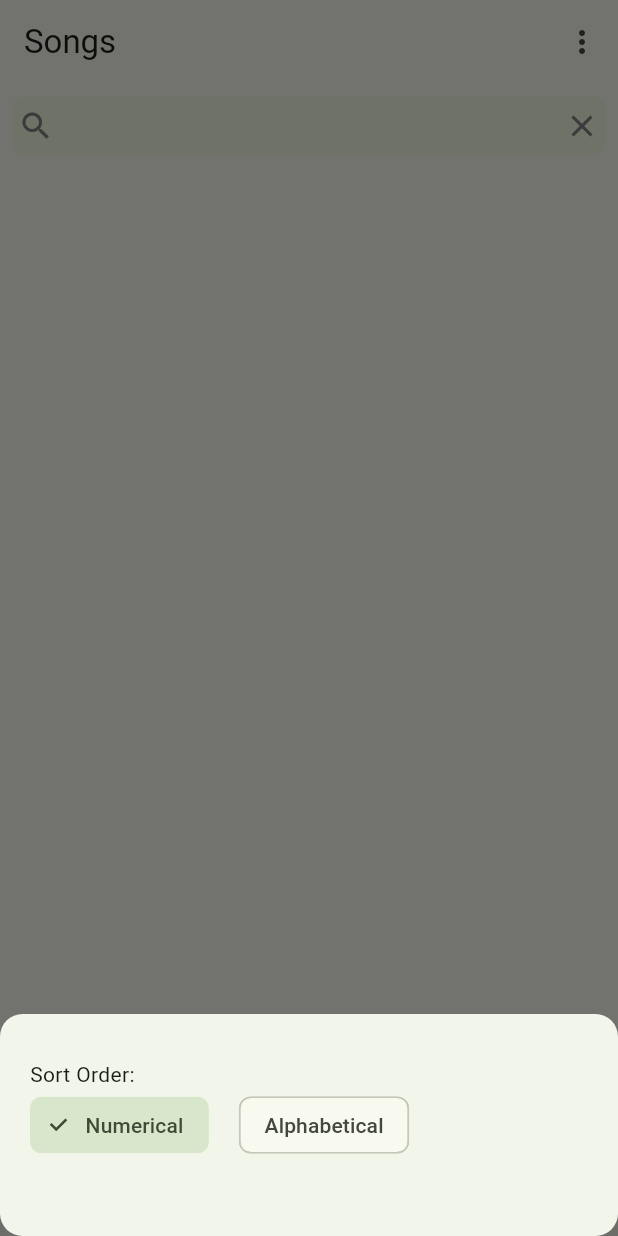
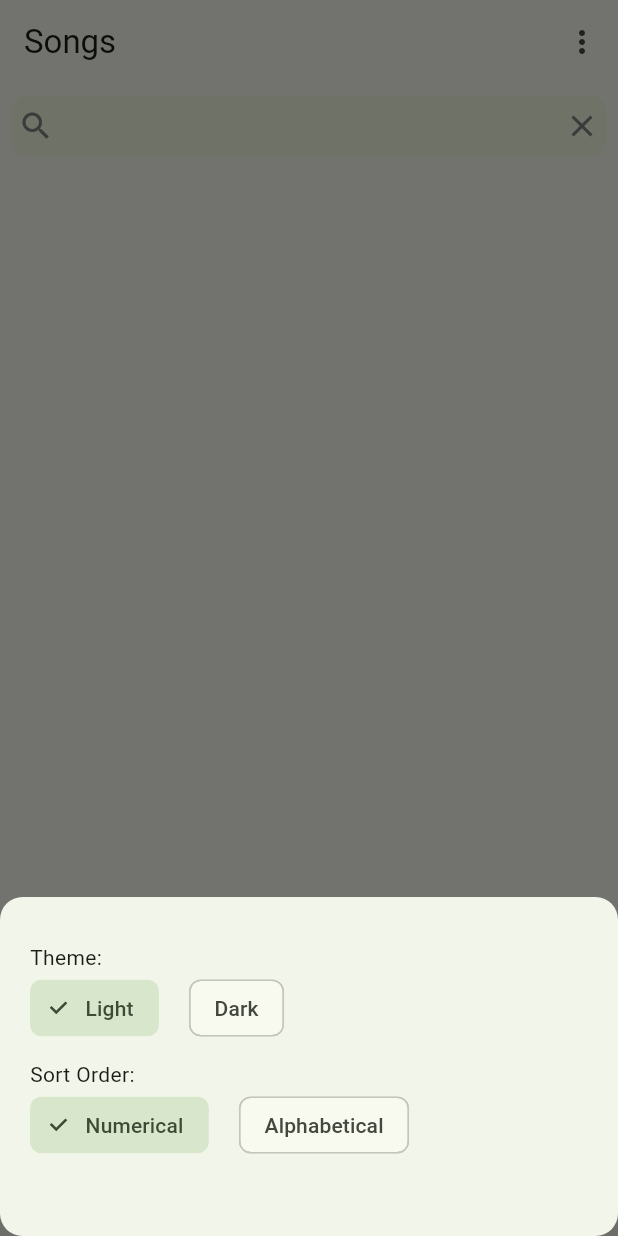
Before and after one commit to NgoniMujuru/believers_songbook, a Flutter app: the screen it shows after launch, after a tap on the "more vert" icon, on a phone screen of 412 x 824 dp. Run offline on Flutter 3.47's test engine with Material 2 defaults, Android fonts, the phone set to English and light mode, and no system bars; our stand-ins replace csv, firebase_core, shared_preferences; missing offline and left inert: alphabet_scroll_view, fuzzywuzzy; accounts and stored records are empty.

Commit message:
feat: material theme dark dynamic dark mode

```diff
--- a/lib/main.dart
+++ b/lib/main.dart
@@ -1,4 +1,5 @@
 import 'package:believers_songbook/providers/main_page_settings.dart';
+import 'package:believers_songbook/providers/theme_settings.dart';
 import 'package:flutter/material.dart';
 import 'package:provider/provider.dart';
 import 'app_pages.dart';
@@ -13,6 +14,7 @@ Future<void> main() async {
   runApp(MultiProvider(providers: [
     ChangeNotifierProvider(create: (context) => SongSettings()),
     ChangeNotifierProvider(create: (context) => MainPageSettings()),
+    ChangeNotifierProvider(create: (context) => ThemeSettings()),
     ListenableProvider(create: (context) => SongBookSettings())
   ], child: MyApp()));
 }
@@ -25,11 +27,18 @@ class MyApp extends StatelessWidget {
 
   @override
   Widget build(BuildContext context) {
-    return MaterialApp(
+    return Consumer<ThemeSettings>(
+      builder: (context, themeSettings, child) => MaterialApp(
         theme: ThemeData(
           useMaterial3: true,
           colorSchemeSeed: Styles.themeColor,
         ),
+        darkTheme: ThemeData(
+          useMaterial3: true,
+          colorSchemeSeed: Styles.themeColor,
+          brightness: Brightness.dark,
+        ),
+        themeMode: themeSettings.isDarkMode ? ThemeMode.dark : ThemeMode.light,
         debugShowCheckedModeBanner: false,
         title: _title,
         home: FutureBuilder(
@@ -38,6 +47,8 @@ class MyApp extends StatelessWidget {
             SharedPreferences.getInstance().then((prefs) {
               final songSettings = context.read<SongSettings>();
               songSettings.setFontSize(prefs.getDouble('fontSize') ?? 30);
+              final themeSettings = context.read<ThemeSettings>();
+              themeSettings.setIsDarkMode(prefs.getBool('isDarkMode') ?? false);
             });
             if (snapshot.hasError) {
               return const Text('Loading songbooks failed, please try again later');
@@ -50,6 +61,7 @@ class MyApp extends StatelessWidget {
             }
           },
         ),
+      ),
     );
   }
 }
--- /dev/null
+++ b/lib/providers/theme_settings.dart
@@ -0,0 +1,16 @@
+import 'package:flutter/material.dart';
+import 'package:shared_preferences/shared_preferences.dart';
+
+class ThemeSettings extends ChangeNotifier {
+  bool _isDarkMode = false;
+
+  bool get isDarkMode => _isDarkMode;
+
+  Future<void> setIsDarkMode(bool isDarkMode) async {
+    _isDarkMode = isDarkMode;
+    notifyListeners();
+    final Future<SharedPreferences> prefsRef = SharedPreferences.getInstance();
+    final SharedPreferences prefs = await prefsRef;
+    prefs.setBool('isDarkMode', isDarkMode);
+  }
+}
--- a/lib/songs.dart
+++ b/lib/songs.dart
@@ -1,4 +1,5 @@
 import 'package:believers_songbook/providers/song_book_settings.dart';
+import 'package:believers_songbook/providers/theme_settings.dart';
 import 'package:flutter/material.dart';
 import 'package:csv/csv.dart';
 import 'package:fuzzywuzzy/fuzzywuzzy.dart';
@@ -218,6 +219,29 @@ class _SongsState extends State<Songs> {
                     mainAxisAlignment: MainAxisAlignment.start,
                     crossAxisAlignment: CrossAxisAlignment.start,
                     children: [
+                      const Text('Theme:'),
+                      Consumer<ThemeSettings>(
+                          builder: (context, themeSettings, child) => (Row(
+                                mainAxisAlignment: MainAxisAlignment.start,
+                                children: [
+                                  ChoiceChip(
+                                      label: const Text('Light'),
+                                      selected: !themeSettings.isDarkMode,
+                                      onSelected: (bool selected) async {
+                                        var themeSettings = context.read<ThemeSettings>();
+                                        themeSettings.setIsDarkMode(false);
+                                      }),
+                                  const SizedBox(width: 20),
+                                  ChoiceChip(
+                                      label: const Text('Dark'),
+                                      selected: themeSettings.isDarkMode,
+                                      onSelected: (bool selected) async {
+                                        var themeSettings = context.read<ThemeSettings>();
+                                        themeSettings.setIsDarkMode(true);
+                                      }),
+                                ],
+                              ))),
+                      const SizedBox(height: 10),
                       const Text('Sort Order:'),
                       Row(
                         mainAxisAlignment: MainAxisAlignment.start,
@@ -390,7 +414,7 @@ class _SongsState extends State<Songs> {
         .join(' ');
   }
 
-  noSearchSongsFound() {
+  Expanded noSearchSongsFound() {
     String songbook = _fileName.split('_').first;
     songbook = songbook.replaceAllMapped(
         RegExp(r'([a-z])([A-Z])'), (Match m) => '${m[1]} ${m[2]}');
--- a/lib/styles.dart
+++ b/lib/styles.dart
@@ -18,29 +18,11 @@ abstract class Styles {
     fontWeight: FontWeight.normal,
   );
 
-  static const TextStyle productRowTotal = TextStyle(
-    color: Color.fromRGBO(0, 0, 0, 0.8),
-    fontSize: 18,
-    fontStyle: FontStyle.normal,
-    fontWeight: FontWeight.bold,
-  );
-
-  static const TextStyle productRowItemPrice = TextStyle(
-    color: Color(0xFF8E8E93),
-    fontSize: 13,
-    fontWeight: FontWeight.w300,
-  );
-
   static const TextStyle searchText = TextStyle(
     color: Color.fromRGBO(0, 0, 0, 1),
     fontSize: 14,
     fontStyle: FontStyle.normal,
     fontWeight: FontWeight.normal,
-  );
-
-  static const TextStyle deliveryTimeLabel = TextStyle(
-    color: Color(0xFFC2C2C2),
-    fontWeight: FontWeight.w300,
   );
 
   static const TextStyle link =
```
Lines whose indentation alone changed are shown as unchanged.
